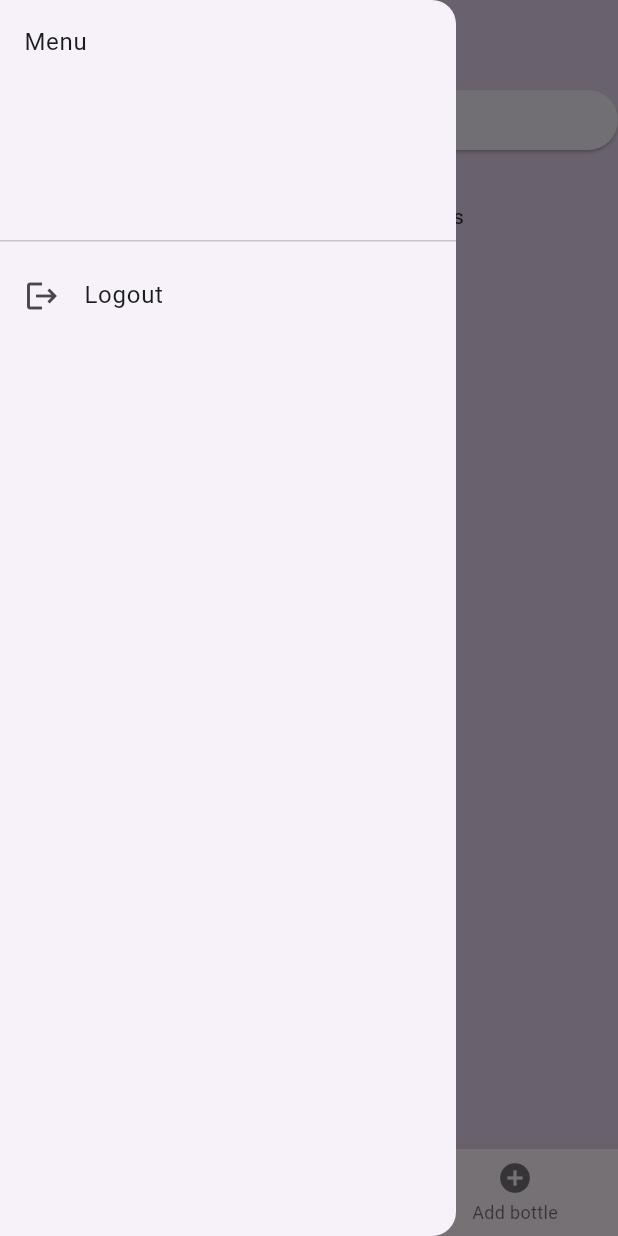
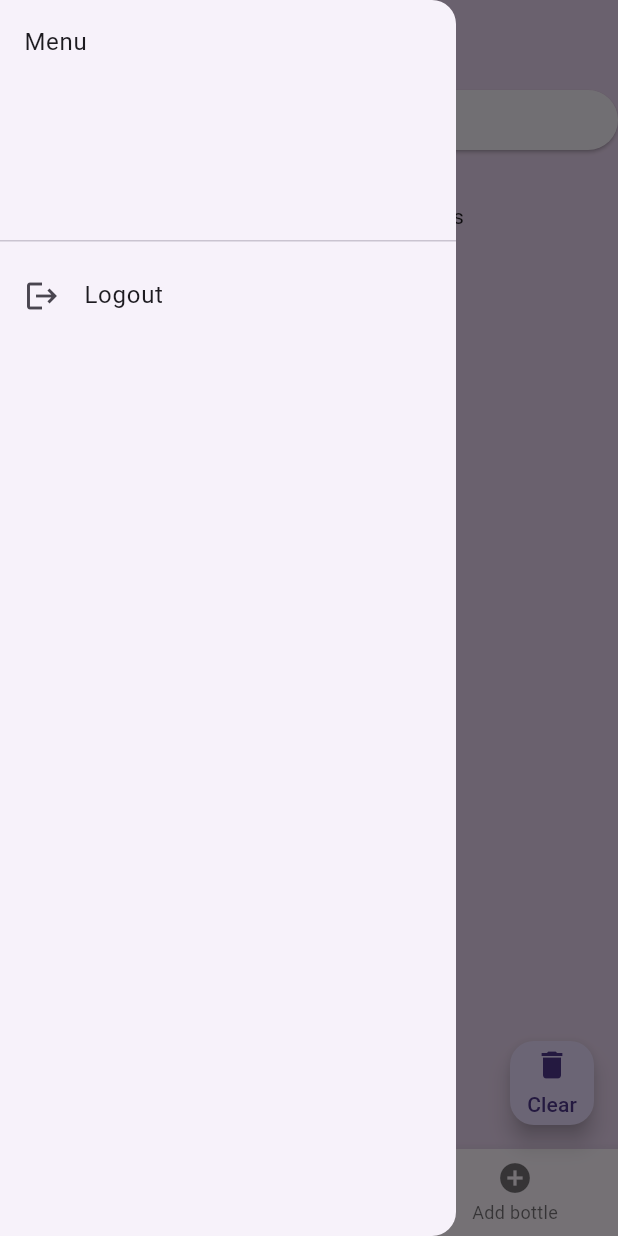
Before and after one commit to mariausy/health_app, a Flutter app: the HomePage screen opened directly, with the side drawer open, on a phone screen of 412 x 824 dp. Run offline on Flutter 3.47's test engine with Material 3 defaults, Android fonts, the phone set to English and light mode, and no system bars; our stand-ins replace jwt_decoder, shared_preferences, syncfusion_flutter_charts; accounts and stored records are empty.

Commit message:
clearing botlle

```diff
--- a/project_code/lib/screens/homepage.dart
+++ b/project_code/lib/screens/homepage.dart
@@ -18,6 +18,38 @@ class HomePage extends StatefulWidget {
 class _HomePageState extends State<HomePage> {
   int _currentIndex = 0;
   int alcoholUnits = 0; //variable to store abounts of alohol units
+
+    @override
+  void initState() {
+    super.initState();
+    _loadAlcoholUnits(); // Load alcohol units count when app starts
+  }
+
+  void _loadAlcoholUnits() async {
+    final sharedPreferences = await SharedPreferences.getInstance();
+    final count = sharedPreferences.getInt('alcoholUnits') ?? 0;
+    setState(() {
+      alcoholUnits = count;
+    });
+  }
+
+  void _incrementAlcoholUnits() async {
+    final sharedPreferences = await SharedPreferences.getInstance();
+    final newCount = alcoholUnits + 1;
+    sharedPreferences.setInt('alcoholUnits', newCount);
+    setState(() {
+      alcoholUnits = newCount;
+    });
+  }
+
+  void _clearAlcoholUnits() async {
+  final sharedPreferences = await SharedPreferences.getInstance();
+  sharedPreferences.setInt('alcoholUnits', 0);
+  setState(() {
+    alcoholUnits = 0;
+  });
+}
+
 
   @override
   Widget build(BuildContext context) {
@@ -122,7 +154,6 @@ class _HomePageState extends State<HomePage> {
           BottomNavigationBarItem(
             icon: Icon(Icons.bookmark_add),
             label: 'Quote',
-            backgroundColor: Colors.pink,
           ),
           BottomNavigationBarItem(
             icon: Stack(
@@ -134,7 +165,7 @@ class _HomePageState extends State<HomePage> {
                     child: Container(
                       padding: EdgeInsets.all(2),
                       decoration: BoxDecoration(
-                        color: Colors.red,
+                        color: Colors.redAccent,
                         borderRadius: BorderRadius.circular(10),
                       ),
                       constraints: BoxConstraints(
@@ -178,16 +209,29 @@ class _HomePageState extends State<HomePage> {
           }
         },
       ),
+      floatingActionButton: FloatingActionButton(
+      onPressed: _clearAlcoholUnits,
+      child: Column(
+      mainAxisSize: MainAxisSize.min,
+      children: [
+      Icon(Icons.delete), // Icon displayed above the text
+      SizedBox(height: 4), // Spacer between icon and text
+      Text('Clear'), // Text displayed under the icon
+    ],
+  ),
+),
+
+
     );
   }
 
   // Function to increment alcohol units count
-  void _incrementAlcoholUnits() {
-    setState(() {
-      alcoholUnits++;
-    });
+ // void _incrementAlcoholUnits() {
+   // setState(() {
+   //   alcoholUnits++;
+   // });
     // Optionally, you can show a notification or perform any other action here
-  }
+ // }
 }
 
 void _toLoginPage(BuildContext context) async {
--- a/project_code/lib/screens/quotes.dart
+++ b/project_code/lib/screens/quotes.dart
@@ -18,7 +18,7 @@ import 'package:moder8/screens/quotes.dart';
     "Life is like riding a bicycle. To keep your balance you must keep moving. - Elbert Einstein",
     "If you can change your mind, you can change your life. -William James",
     "Nothing is impossible, the word itself says ‘I’m possible. -Audrey Hepborne",
-    "Choose to be optimistic, it feels better. - Dali Lama",
+    "Choose to be optimistic, it feels better. - Dalai Lama",
     "You can, you should, and if you’re brave enough to start, you will. -Stephen King",
     "Happiness is not by chance, but by choice. -Jim Rohn",
     "The bad news is time flies. The good news is you're the pilot.-Michael Altshuler",
```
